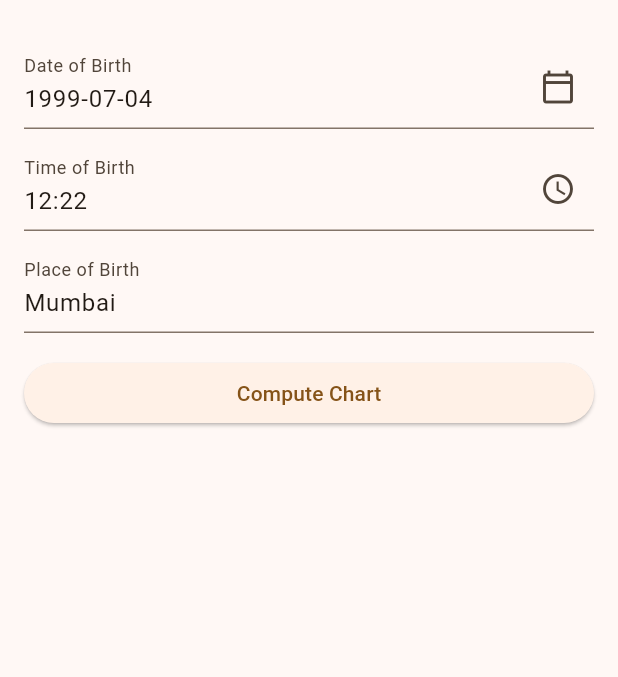
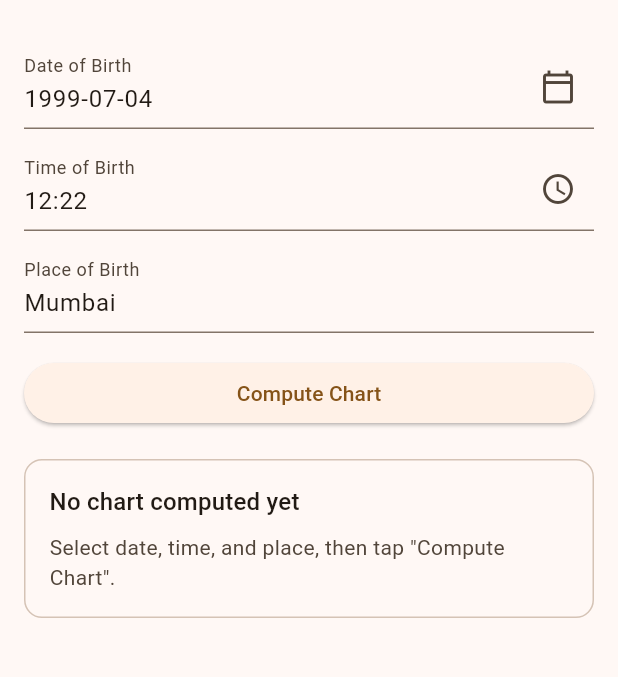
Before and after one commit to pseudoengineerdev/trikaal, a Flutter app: the screen it shows after launch, on a phone screen of 412 x 824 dp, the part 63-740 px from its top. Run offline on Flutter 3.47's test engine with Material 3 defaults, Android fonts, the phone set to English and light mode, and no system bars.

Commit message:
feat(mobile): add polished empty, loading, and error states

```diff
--- a/apps/mobile/lib/features/charts/presentation/birth_input_page.dart
+++ b/apps/mobile/lib/features/charts/presentation/birth_input_page.dart
@@ -169,28 +169,24 @@ class _BirthInputPageState extends State<BirthInputPage> {
                             : const Text('Compute Chart'),
                       ),
                     ),
+                    if (_loading) ...<Widget>[
+                      const SizedBox(height: 10),
+                      const _LoadingHint(),
+                    ],
                   ],
                 ),
               ),
               if (_error != null) ...<Widget>[
                 const SizedBox(height: 12),
-                Row(
-                  children: <Widget>[
-                    Expanded(
-                      child: Text(
-                        _error!,
-                        style: const TextStyle(color: Colors.red),
-                      ),
-                    ),
-                    TextButton(
-                      onPressed: _loading ? null : _submit,
-                      child: const Text('Retry'),
-                    ),
-                  ],
+                _ErrorCard(
+                  message: _error!,
+                  onRetry: _loading ? null : _submit,
                 ),
               ],
-              if (_result != null) ...<Widget>[
-                const SizedBox(height: 20),
+              const SizedBox(height: 20),
+              if (_result == null && !_loading) ...<Widget>[
+                const _EmptyResultHint(),
+              ] else if (_result != null) ...<Widget>[
                 _ResultCard(result: _result!),
               ],
             ],
@@ -575,6 +571,114 @@ class _PlaceSuggestionList extends StatelessWidget {
   }
 }
 
+class _LoadingHint extends StatelessWidget {
+  const _LoadingHint();
+
+  @override
+  Widget build(BuildContext context) {
+    return Container(
+      width: double.infinity,
+      padding: const EdgeInsets.all(12),
+      decoration: BoxDecoration(
+        color: Theme.of(context).colorScheme.surfaceContainerHighest,
+        borderRadius: BorderRadius.circular(12),
+      ),
+      child: const Row(
+        children: <Widget>[
+          SizedBox(
+            height: 16,
+            width: 16,
+            child: CircularProgressIndicator(strokeWidth: 2),
+          ),
+          SizedBox(width: 12),
+          Expanded(
+            child: Text('Computing chart using Drik profile...'),
+          ),
+        ],
+      ),
+    );
+  }
+}
+
+class _ErrorCard extends StatelessWidget {
+  const _ErrorCard({
+    required this.message,
+    required this.onRetry,
+  });
+
+  final String message;
+  final VoidCallback? onRetry;
+
+  @override
+  Widget build(BuildContext context) {
+    return Container(
+      width: double.infinity,
+      padding: const EdgeInsets.all(12),
+      decoration: BoxDecoration(
+        color: Colors.red.withValues(alpha: 0.08),
+        border: Border.all(color: Colors.red.withValues(alpha: 0.25)),
+        borderRadius: BorderRadius.circular(12),
+      ),
+      child: Column(
+        crossAxisAlignment: CrossAxisAlignment.start,
+        children: <Widget>[
+          Row(
+            children: <Widget>[
+              const Icon(Icons.error_outline, color: Colors.red),
+              const SizedBox(width: 8),
+              Expanded(
+                child: Text(
+                  message,
+                  style: const TextStyle(color: Colors.red),
+                ),
+              ),
+            ],
+          ),
+          const SizedBox(height: 8),
+          Align(
+            alignment: Alignment.centerRight,
+            child: TextButton(
+              onPressed: onRetry,
+              child: const Text('Retry'),
+            ),
+          ),
+        ],
+      ),
+    );
+  }
+}
+
+class _EmptyResultHint extends StatelessWidget {
+  const _EmptyResultHint();
+
+  @override
+  Widget build(BuildContext context) {
+    return Container(
+      width: double.infinity,
+      padding: const EdgeInsets.all(16),
+      decoration: BoxDecoration(
+        border: Border.all(color: Theme.of(context).colorScheme.outlineVariant),
+        borderRadius: BorderRadius.circular(12),
+      ),
+      child: Column(
+        crossAxisAlignment: CrossAxisAlignment.start,
+        children: <Widget>[
+          Text(
+            'No chart computed yet',
+            style: Theme.of(context).textTheme.titleMedium,
+          ),
+          const SizedBox(height: 8),
+          Text(
+            'Select date, time, and place, then tap "Compute Chart".',
+            style: TextStyle(
+                color: Theme.of(context).colorScheme.onSurfaceVariant),
+          ),
+        ],
+      ),
+    );
+  }
+}
+
 Map<String, dynamic> _asMap(Object? raw) {
   if (raw is Map<String, dynamic>) {
     return raw;
```
